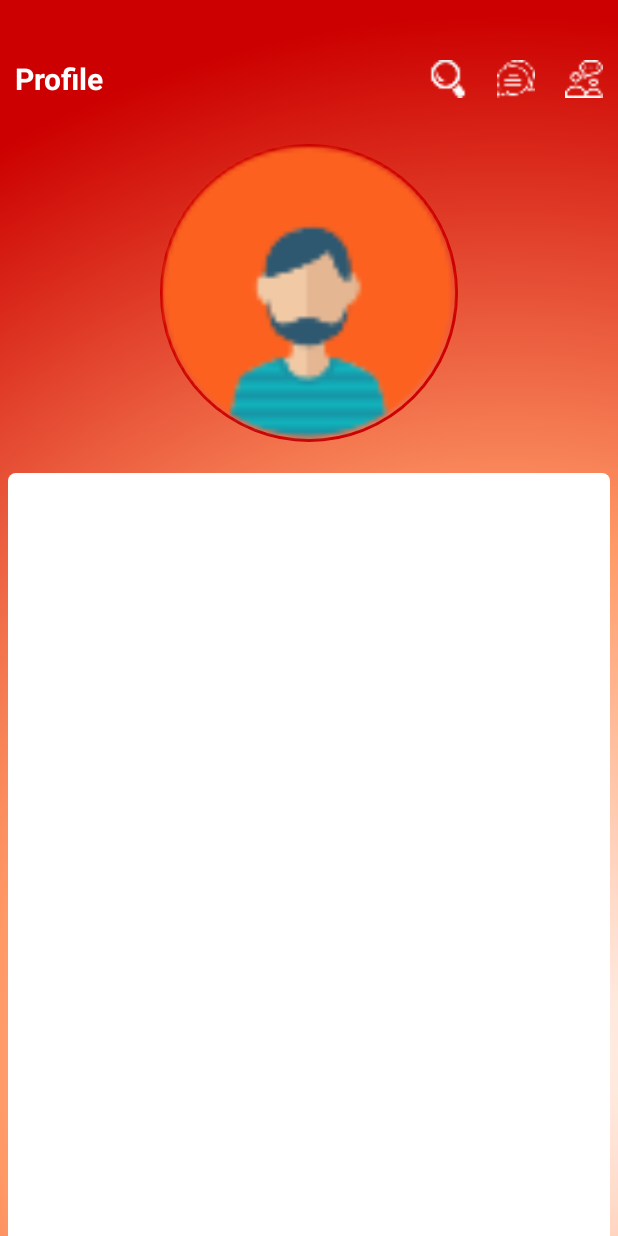
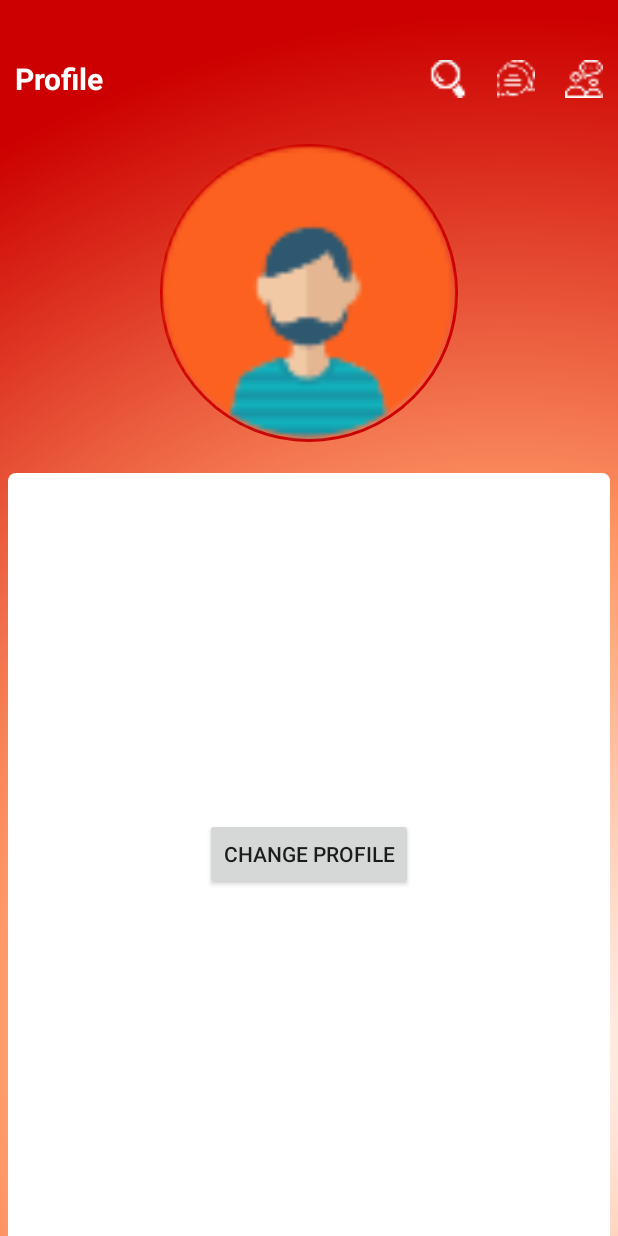
Before and after one commit to gourav028/Cloudy, an Android app: the Profile screen opened directly, with no data from a screen before it, on a phone screen of 412 x 824 dp. Run offline under Robolectric (Android 15) with nearby library versions, the phone set to English and light mode, and no system bars.

Commit message:
Outter rv in Stories Activity

```diff
--- a/app/src/main/java/cc/atspace/cloudy/cloudy/activity/Profile.java
+++ b/app/src/main/java/cc/atspace/cloudy/cloudy/activity/Profile.java
@@ -1,13 +1,19 @@
 package cc.atspace.cloudy.cloudy.activity;
 
+import android.content.Intent;
 import android.support.v7.app.AppCompatActivity;
 import android.os.Bundle;
+import android.view.View;
 import android.view.Window;
 import android.view.WindowManager;
+import android.widget.Button;
 
 import cc.atspace.cloudy.cloudy.R;
 
 public class Profile extends AppCompatActivity {
+
+    private Button changeProfilePic;
+    private static final int GALLERY_PICK=1;
 
     @Override
     protected void onCreate(Bundle savedInstanceState) {
@@ -20,6 +26,20 @@ public class Profile extends AppCompatActivity {
         w.addFlags(WindowManager.LayoutParams.FLAG_LAYOUT_NO_LIMITS);
         w.addFlags(WindowManager.LayoutParams.FLAG_TRANSLUCENT_NAVIGATION);
 
+        changeProfilePic = (Button) findViewById(R.id.change_profile_pic);
+
+        changeProfilePic.setOnClickListener(new View.OnClickListener() {
+            @Override
+            public void onClick(View view) {
+
+                Intent galleryIntent = new Intent();
+                galleryIntent.setType("image/*");
+                galleryIntent.setAction(Intent.ACTION_GET_CONTENT);
+
+                startActivityForResult(Intent.createChooser(galleryIntent,"Select Image"), GALLERY_PICK);
+
+            }
+        });
 
     }
 }
--- a/app/src/main/java/cc/atspace/cloudy/cloudy/adapter/VerticalStoriesOuterAdapter.java
+++ b/app/src/main/java/cc/atspace/cloudy/cloudy/adapter/VerticalStoriesOuterAdapter.java
@@ -43,7 +43,7 @@ public class VerticalStoriesOuterAdapter extends RecyclerView.Adapter<VerticalSt
         public VerticalStoriesOuterAdapterViewHolder(View itemView) {
             super(itemView);
             VerticalOuterLayout = (RelativeLayout) itemView.findViewById(R.id.layout_vertical_rv_outer);
-            dummy = itemView.findViewById(R.id.dummy_text);
+//            dummy = itemView.findViewById(R.id.dummy_text);
 
 
         }
--- a/app/src/main/java/cc/atspace/cloudy/cloudy/fragment/Story.java
+++ b/app/src/main/java/cc/atspace/cloudy/cloudy/fragment/Story.java
@@ -18,7 +18,6 @@ import cc.atspace.cloudy.cloudy.R;
 import cc.atspace.cloudy.cloudy.adapter.VerticalStoriesOuterAdapter;
 
 public class Story extends Fragment {
-    private Button prachi, pranjal;
     private View rootView;
     private Context context;
 private RecyclerView rv;
--- a/app/src/main/res/layout/activity_main.xml
+++ b/app/src/main/res/layout/activity_main.xml
@@ -5,7 +5,7 @@
     android:id="@+id/main_content"
     android:layout_width="fill_parent"
     android:layout_height="match_parent"
-    android:background="@xml/background_main_redish_orange"
+    android:background="@drawable/background_main_redish_orange"
     android:fitsSystemWindows="true"
     tools:context="cc.atspace.cloudy.cloudy.activity.MainActivity">
 
--- a/app/src/main/res/layout/activity_profile.xml
+++ b/app/src/main/res/layout/activity_profile.xml
@@ -5,7 +5,7 @@
     android:id="@+id/main_content"
     android:layout_width="fill_parent"
     android:layout_height="match_parent"
-    android:background="@xml/background_main_redish_orange"
+    android:background="@drawable/background_main_redish_orange"
     android:fitsSystemWindows="true"
     tools:context="cc.atspace.cloudy.cloudy.activity.Profile">
 
@@ -81,12 +81,19 @@
         android:layout_width="match_parent"
         android:layout_height="match_parent"
         android:layout_below="@id/dp_conatiner_layout"
-        android:background="@xml/two_rounded_white"
+        android:background="@drawable/two_rounded_white"
         android:layout_marginTop="10dp"
         android:layout_marginRight="5dp"
         android:layout_marginLeft="5dp"
+
         >
 
+        <Button
+            android:id="@+id/change_profile_pic"
+            android:layout_width="wrap_content"
+            android:layout_height="wrap_content"
+            android:text="Change Profile"
+            android:layout_centerInParent="true"/>
 
 
     </RelativeLayout>
--- a/app/src/main/res/layout/fragment_chat.xml
+++ b/app/src/main/res/layout/fragment_chat.xml
@@ -9,7 +9,7 @@
     <RelativeLayout
         android:layout_width="match_parent"
         android:layout_height="match_parent"
-        android:background="@xml/two_rounded_white"
+        android:background="@drawable/two_rounded_white"
         android:layout_marginRight="5dp"
         android:layout_marginLeft="5dp"
         >
--- a/app/src/main/res/layout/fragment_story.xml
+++ b/app/src/main/res/layout/fragment_story.xml
@@ -64,7 +64,7 @@
                     android:layout_below="@id/recent_stories_text_view"
                     android:layout_marginLeft="5dp"
                     android:layout_marginRight="5dp"
-                    android:background="@xml/two_rounded_white">
+                    android:background="@drawable/two_rounded_white">
 
                     <android.support.v7.widget.RecyclerView
                         android:id="@+id/vertical_rv_outer"
@@ -98,7 +98,7 @@
                     android:layout_below="@id/viewed_stories_text_view"
                     android:layout_marginLeft="5dp"
                     android:layout_marginRight="5dp"
-                    android:background="@xml/two_rounded_white">
+                    android:background="@drawable/two_rounded_white">
 
                 </RelativeLayout>
             </RelativeLayout>
@@ -125,7 +125,7 @@
                     android:layout_below="@id/muted_stories_text_view"
                     android:layout_marginLeft="5dp"
                     android:layout_marginRight="5dp"
-                    android:background="@xml/two_rounded_white">
+                    android:background="@drawable/two_rounded_white">
 
                 </RelativeLayout>
             </RelativeLayout>
--- a/app/src/main/res/xml/background_main_redish_orange.xml
+++ /dev/null
@@ -1,17 +0,0 @@
-<?xml version="1.0" encoding="utf-8"?>
-<selector xmlns:android="http://schemas.android.com/apk/res/android">
-    <item>
-        <shape>
-
-            <gradient
-                android:gradientRadius="690dp"
-                android:centerX="0.82"
-                android:centerY="0.85"
-                android:angle="90"
-                android:startColor="#fff"
-                android:centerColor="#ff9966"
-                android:endColor="#cc0000"
-                android:type="radial" />
-        </shape>
-    </item>
-</selector>
--- a/app/src/main/res/xml/two_rounded_white.xml
+++ /dev/null
@@ -1,12 +0,0 @@
-<?xml version="1.0" encoding="utf-8"?>
-<layer-list xmlns:android="http://schemas.android.com/apk/res/android" >
-
-
-    <item>
-        <shape android:shape="rectangle">
-            <corners android:topLeftRadius="5dp" android:topRightRadius="5dp" />
-            <solid android:color="#fff" />
-        </shape>
-    </item>
-
-</layer-list>
--- a/build.gradle
+++ b/build.gradle
@@ -3,11 +3,13 @@
 buildscript {
 
     repositories {
+        maven { url 'https://maven.google.com' }
         google()
         jcenter()
     }
     dependencies {
         classpath 'com.android.tools.build:gradle:3.0.1'
+        classpath 'com.google.gms:google-services:3.2.1'
 
 
         // NOTE: Do not place your application dependencies here; they belong
@@ -17,6 +19,7 @@ buildscript {
 
 allprojects {
     repositories {
+        maven { url 'https://maven.google.com' }
         google()
         jcenter()
     }
```
Also changed, not shown: app/build.gradle (+15 -4 lines), app/src/main/AndroidManifest.xml (+10 -6 lines), app/src/main/java/cc/atspace/cloudy/cloudy/activity/MainActivity.java (+27 -0 lines), app/src/main/java/cc/atspace/cloudy/cloudy/fragment/Contact.java (+11 -1 lines), app/src/main/res/layout/fragment_contact.xml (+14 -12 lines).
